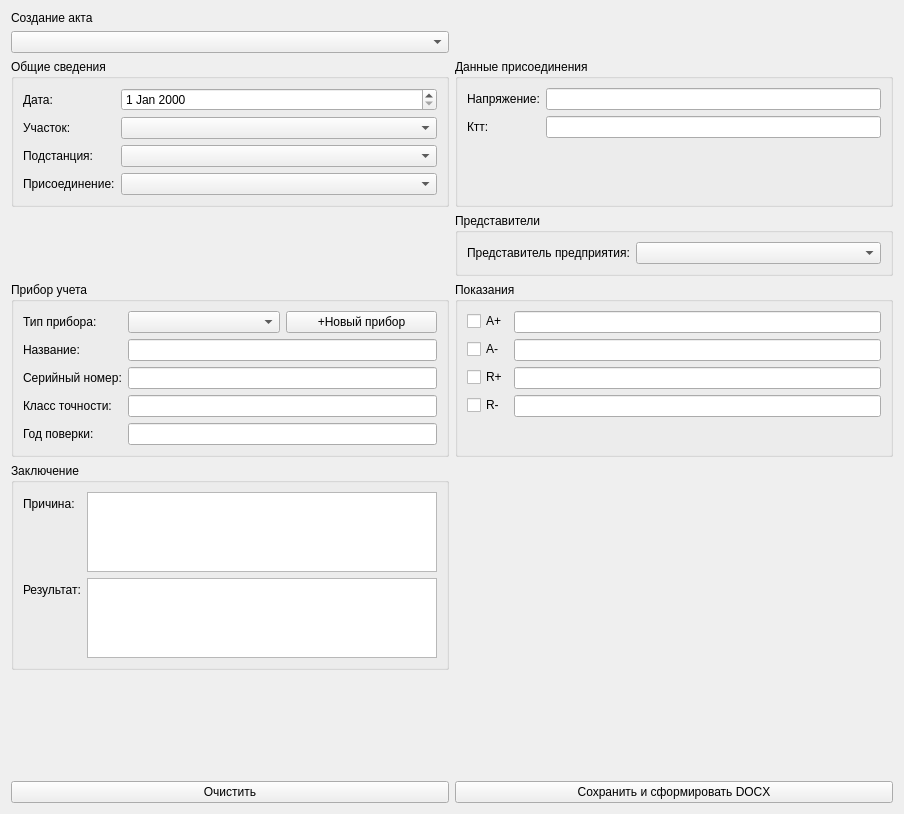
Old version of the form ui/createactwidget.ui in the repository nikola240698/MeteringActs.
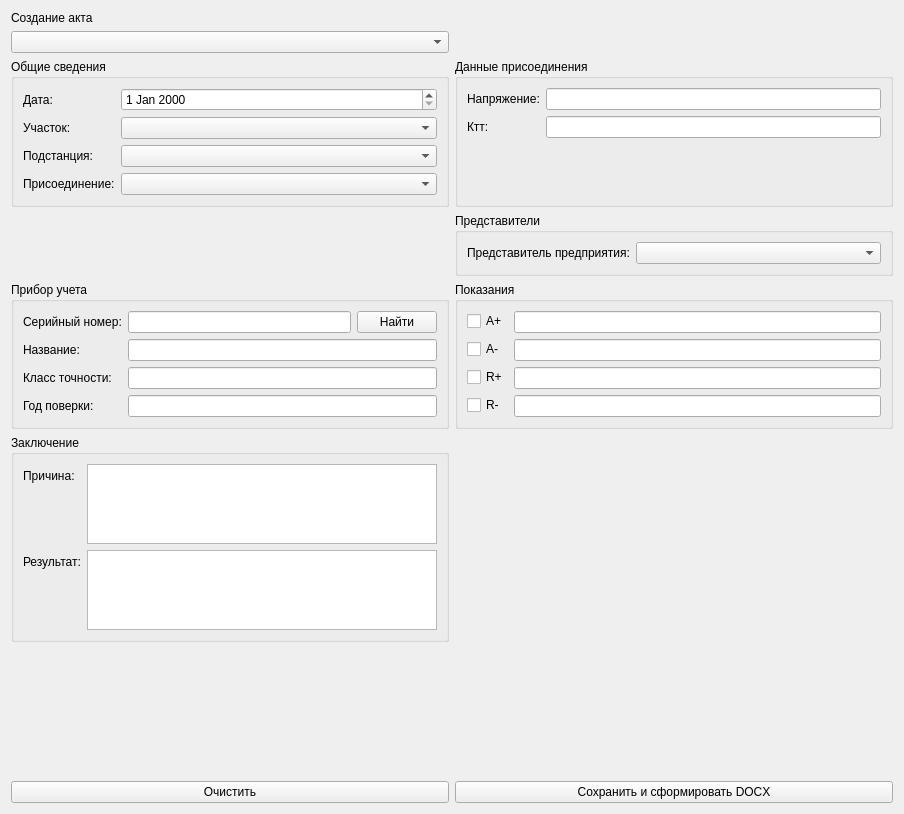
New version of the form.

Commit message: Change search for meter, now with input serial number

What changed in the file:
```diff
--- a/ui/createactwidget.ui
+++ b/ui/createactwidget.ui
@@ -221,19 +221,23 @@
           <item row="0" column="0">
            <widget class="QLabel" name="label_8">
             <property name="text">
-             <string>Тип прибора:</string>
+             <string>Серийный номер:</string>
             </property>
            </widget>
           </item>
           <item row="0" column="1">
            <layout class="QHBoxLayout" name="horizontalLayout_2">
             <item>
-             <widget class="QComboBox" name="meterComboBox"/>
+             <widget class="QLineEdit" name="serialNumberLineEdit">
+              <property name="readOnly">
+               <bool>false</bool>
+              </property>
+             </widget>
             </item>
             <item>
-             <widget class="QPushButton" name="addMeterButton">
+             <widget class="QPushButton" name="findMeterButton">
               <property name="text">
-               <string>+Новый прибор</string>
+               <string>Найти</string>
               </property>
              </widget>
             </item>
@@ -246,49 +250,38 @@
             </property>
            </widget>
           </item>
+          <item row="1" column="1">
+           <widget class="QLineEdit" name="meterNameLineEdit">
+            <property name="frame">
+             <bool>true</bool>
+            </property>
+            <property name="readOnly">
+             <bool>true</bool>
+            </property>
+           </widget>
+          </item>
           <item row="2" column="0">
-           <widget class="QLabel" name="label_10">
-            <property name="text">
-             <string>Серийный номер:</string>
-            </property>
-           </widget>
-          </item>
-          <item row="3" column="0">
            <widget class="QLabel" name="label_11">
             <property name="text">
              <string>Класс точности:</string>
             </property>
            </widget>
           </item>
-          <item row="4" column="0">
+          <item row="2" column="1">
+           <widget class="QLineEdit" name="accuracyClassLineEdit">
+            <property name="readOnly">
+             <bool>true</bool>
+            </property>
+           </widget>
+          </item>
+          <item row="3" column="0">
            <widget class="QLabel" name="label_12">
             <property name="text">
              <string>Год поверки:</string>
             </property>
            </widget>
           </item>
-          <item row="1" column="1">
-           <widget class="QLineEdit" name="meterNameLineEdit">
-            <property name="readOnly">
-             <bool>true</bool>
-            </property>
-           </widget>
-          </item>
-          <item row="2" column="1">
-           <widget class="QLineEdit" name="serialNumberLineEdit">
-            <property name="readOnly">
-             <bool>true</bool>
-            </property>
-           </widget>
-          </item>
           <item row="3" column="1">
-           <widget class="QLineEdit" name="accuracyClassLineEdit">
-            <property name="readOnly">
-             <bool>true</bool>
-            </property>
-           </widget>
-          </item>
-          <item row="4" column="1">
            <widget class="QLineEdit" name="verificationYearLineEdit">
             <property name="readOnly">
              <bool>false</bool>
```
The commit also changes 4 other files.
